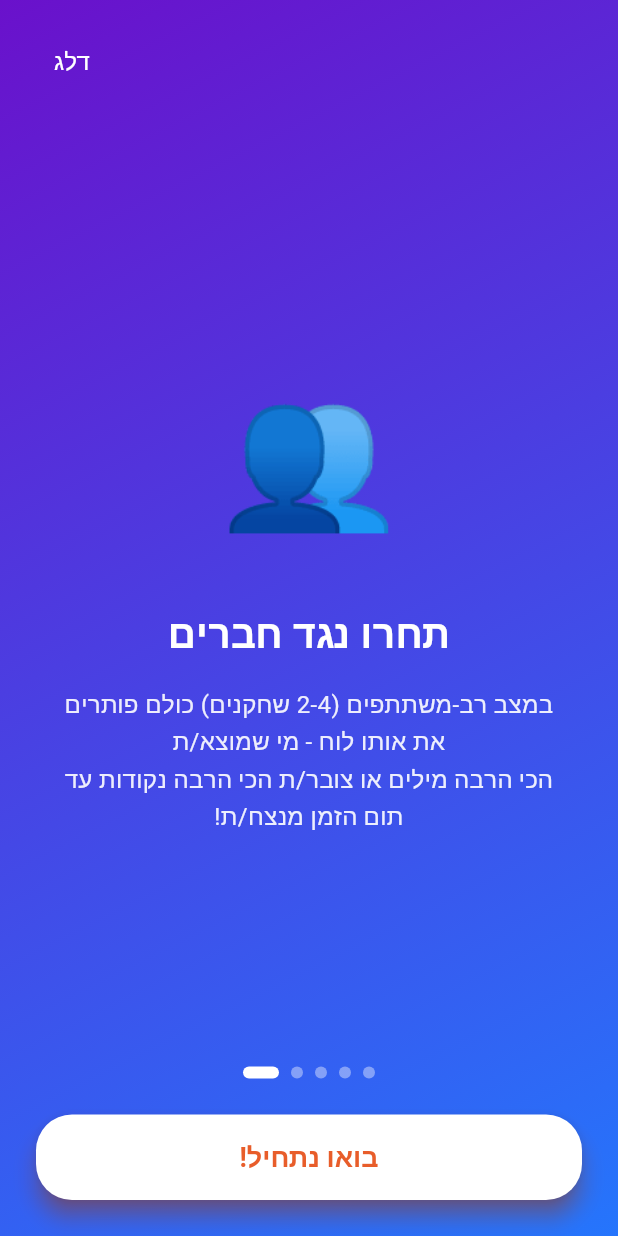
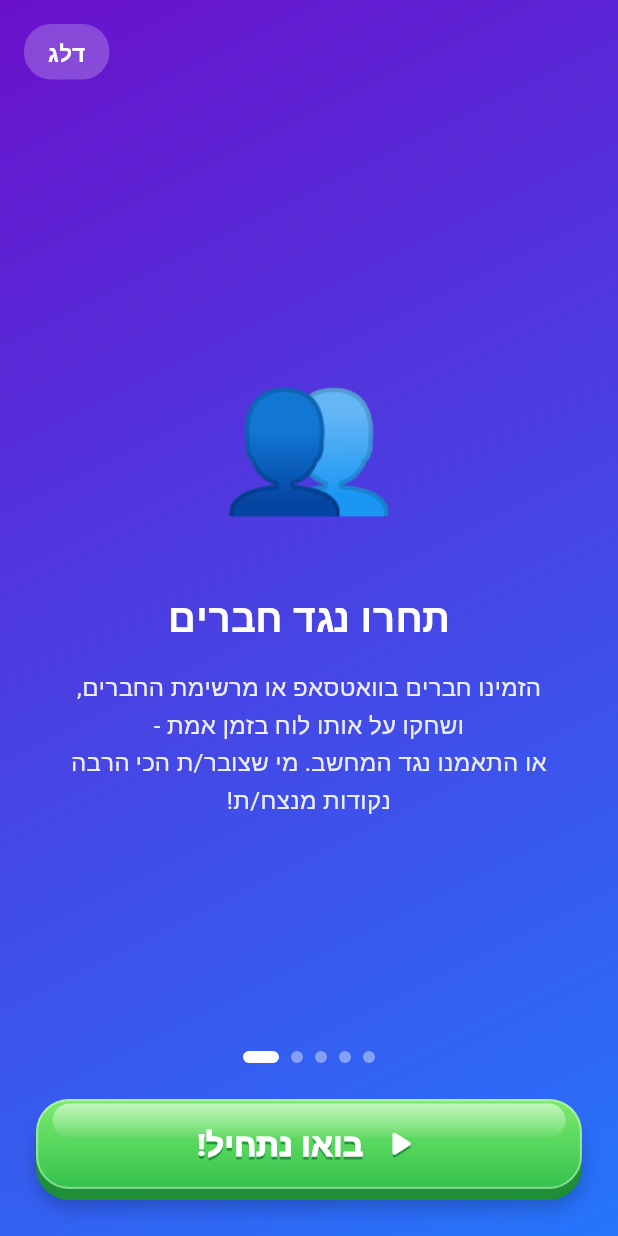
Before and after one commit to roni5604/WordboxGame, a Flutter app: the OnboardingScreen screen opened by its route, swiped to page 5, on a phone screen of 412 x 824 dp. Run offline on Flutter 3.47's test engine with Material 3 defaults, Android fonts, the phone set to English and light mode, and no system bars; drawn by our look-alikes of flutter_animate; our stand-ins replace audioplayers, cloud_firestore, confetti, equatable, firebase_auth, firebase_core and 12 more; missing offline and left inert: app_tracking_transparency, dart:js_interop, flutter_facebook_auth; accounts and stored records are empty; network calls fail; Roboto replaces fonts that are missing (Heebo).

Commit message:
הדרכה בעיצוב החדש (רקע מתחלף בהדרגה, כפתורי candy) וכיוון חץ 'הבא' נכון ל-RTL
Co-Authored-By: Claude Opus 5.5 <noreply@anthropic.com>
Claude-Session: https://claude.ai/code/session_01Hf8gDPX21EhCwwjZCmxVgQ

```diff
--- a/lib/features/game/level_result_screen.dart
+++ b/lib/features/game/level_result_screen.dart
@@ -389,7 +389,7 @@ class _LevelResultScreenState extends ConsumerState<LevelResultScreen> {
                 flex: 3,
                 child: CandyButton(
                   label: 'השלב הבא',
-                  icon: Icons.arrow_back_rounded,
+                  icon: Icons.arrow_forward_rounded,
                   palette: CandyPalette.green,
                   height: 58,
                   fontSize: 20,
--- a/lib/features/onboarding/onboarding_screen.dart
+++ b/lib/features/onboarding/onboarding_screen.dart
@@ -4,6 +4,8 @@ import 'package:flutter_riverpod/flutter_riverpod.dart';
 import 'package:go_router/go_router.dart';
 
 import '../../core/theme/app_colors.dart';
+import '../../core/ui/candy_button.dart';
+import '../../core/ui/pressable.dart';
 import '../../providers/player_profile_provider.dart';
 import 'widgets/mini_grid_demo.dart';
 
@@ -14,8 +16,7 @@ class _OnboardingPage {
   final WidgetBuilder? demoBuilder;
   final String? guideImage;
 
-  const _OnboardingPage(this.emoji, this.title, this.description,
-      {this.demoBuilder, this.guideImage});
+  const _OnboardingPage(this.emoji, this.title, this.description, {this.demoBuilder, this.guideImage});
 }
 
 final List<_OnboardingPage> _pages = [
@@ -30,11 +31,8 @@ final List<_OnboardingPage> _pages = [
     '🔤',
     'חברו אותיות שכנות',
     'גררו אצבע בין אותיות סמוכות - אופקי, אנכי או באלכסון - כדי להרכיב מילים.',
-    demoBuilder: (context) => const AnimatedMiniGridDemo(
-      letters: ['ל', 'ב', 'י', 'ז', 'ת', 'ק'],
-      columns: 3,
-      path: [1, 2, 4],
-    ),
+    demoBuilder: (context) =>
+        const AnimatedMiniGridDemo(letters: ['ל', 'ב', 'י', 'ז', 'ת', 'ק'], columns: 3, path: [1, 2, 4]),
   ),
   const _OnboardingPage(
     '⭐',
@@ -51,8 +49,8 @@ final List<_OnboardingPage> _pages = [
   const _OnboardingPage(
     '👥',
     'תחרו נגד חברים',
-    'במצב רב-משתתפים (2-4 שחקנים) כולם פותרים את אותו לוח - מי שמוצא/ת\n'
-        'הכי הרבה מילים או צובר/ת הכי הרבה נקודות עד תום הזמן מנצח/ת!',
+    'הזמינו חברים בוואטסאפ או מרשימת החברים, ושחקו על אותו לוח בזמן אמת -\n'
+        'או התאמנו נגד המחשב. מי שצובר/ת הכי הרבה נקודות מנצח/ת!',
   ),
 ];
 
@@ -85,7 +83,10 @@ class _OnboardingScreenState extends ConsumerState<OnboardingScreen> {
     final isLast = _index == _pages.length - 1;
 
     return Scaffold(
-      body: Container(
+      body: AnimatedContainer(
+        // הרקע מתחלף בהדרגה בין העמודים (ולא "קופץ").
+        duration: const Duration(milliseconds: 600),
+        curve: Curves.easeInOut,
         decoration: BoxDecoration(
           gradient: LinearGradient(
             begin: Alignment.topLeft,
@@ -100,11 +101,18 @@ class _OnboardingScreenState extends ConsumerState<OnboardingScreen> {
                 alignment: Alignment.topLeft,
                 child: Padding(
                   padding: const EdgeInsets.all(16),
-                  child: TextButton(
-                    onPressed: _finish,
+                  child: Pressable(
+                    onTap: _finish,
+                    child: Container(
+                      padding: const EdgeInsets.symmetric(horizontal: 16, vertical: 8),
+                      decoration: BoxDecoration(
+                        color: Colors.white.withValues(alpha: 0.22),
+                        borderRadius: BorderRadius.circular(18),
+                      ),
                       child: Text(
                         widget.standalone ? 'סגירה' : 'דלג',
-                      style: const TextStyle(color: Colors.white, fontSize: 16),
+                        style: const TextStyle(color: Colors.white, fontSize: 15, fontWeight: FontWeight.w800),
+                      ),
                     ),
                   ),
                 ),
@@ -112,6 +120,7 @@ class _OnboardingScreenState extends ConsumerState<OnboardingScreen> {
               Expanded(
                 child: PageView.builder(
                   controller: _controller,
+                  physics: const BouncingScrollPhysics(),
                   itemCount: _pages.length,
                   onPageChanged: (i) => setState(() => _index = i),
                   itemBuilder: (context, i) {
@@ -130,28 +139,21 @@ class _OnboardingScreenState extends ConsumerState<OnboardingScreen> {
                           else if (page.demoBuilder != null)
                             page.demoBuilder!(context).animate(key: ValueKey('demo-$i')).fadeIn()
                           else
-                            Text(page.emoji, style: const TextStyle(fontSize: 96))
-                                .animate(key: ValueKey('emoji-$i'))
-                                .scale(duration: 400.ms, curve: Curves.elasticOut),
+                            Text(
+                              page.emoji,
+                              style: const TextStyle(fontSize: 96),
+                            ).animate(key: ValueKey('emoji-$i')).scale(duration: 400.ms, curve: Curves.elasticOut),
                           const SizedBox(height: 32),
                           Text(
                             page.title,
                             textAlign: TextAlign.center,
-                            style: const TextStyle(
-                              color: Colors.white,
-                              fontSize: 26,
-                              fontWeight: FontWeight.w800,
-                            ),
+                            style: const TextStyle(color: Colors.white, fontSize: 26, fontWeight: FontWeight.w800),
                           ).animate(key: ValueKey('title-$i')).fadeIn().slideY(begin: 0.2, end: 0),
                           const SizedBox(height: 16),
                           Text(
                             page.description,
                             textAlign: TextAlign.center,
-                            style: TextStyle(
-                              color: Colors.white.withValues(alpha: 0.9),
-                              fontSize: 16,
-                              height: 1.5,
-                            ),
+                            style: TextStyle(color: Colors.white.withValues(alpha: 0.9), fontSize: 16, height: 1.5),
                           ).animate(key: ValueKey('desc-$i')).fadeIn(delay: 100.ms),
                         ],
                       ),
@@ -177,27 +179,19 @@ class _OnboardingScreenState extends ConsumerState<OnboardingScreen> {
               ),
               Padding(
                 padding: const EdgeInsets.all(24),
-                child: SizedBox(
-                  width: double.infinity,
-                  child: ElevatedButton(
-                    style: ElevatedButton.styleFrom(
-                      backgroundColor: Colors.white,
-                      foregroundColor: AppColors.primaryDark,
-                    ),
+                child: CandyButton(
+                  label: isLast ? (widget.standalone ? 'הבנתי!' : 'בואו נתחיל!') : 'הבא',
+                  icon: isLast ? Icons.play_arrow_rounded : Icons.arrow_forward_rounded,
+                  palette: isLast ? CandyPalette.green : CandyPalette.white,
+                  height: 60,
+                  fontSize: 21,
                   onPressed: () {
                     if (isLast) {
                       _finish();
                     } else {
-                        _controller.nextPage(
-                          duration: const Duration(milliseconds: 350),
-                          curve: Curves.easeInOut,
-                        );
+                      _controller.nextPage(duration: const Duration(milliseconds: 420), curve: Curves.easeOutCubic);
                     }
                   },
-                    child: Text(isLast
-                        ? (widget.standalone ? 'הבנתי, סגירה' : 'בואו נתחיל!')
-                        : 'הבא'),
-                  ),
                 ),
               ),
             ],
```
Also changed, not shown: 1 other file. Lines whose indentation alone changed are shown as unchanged.
